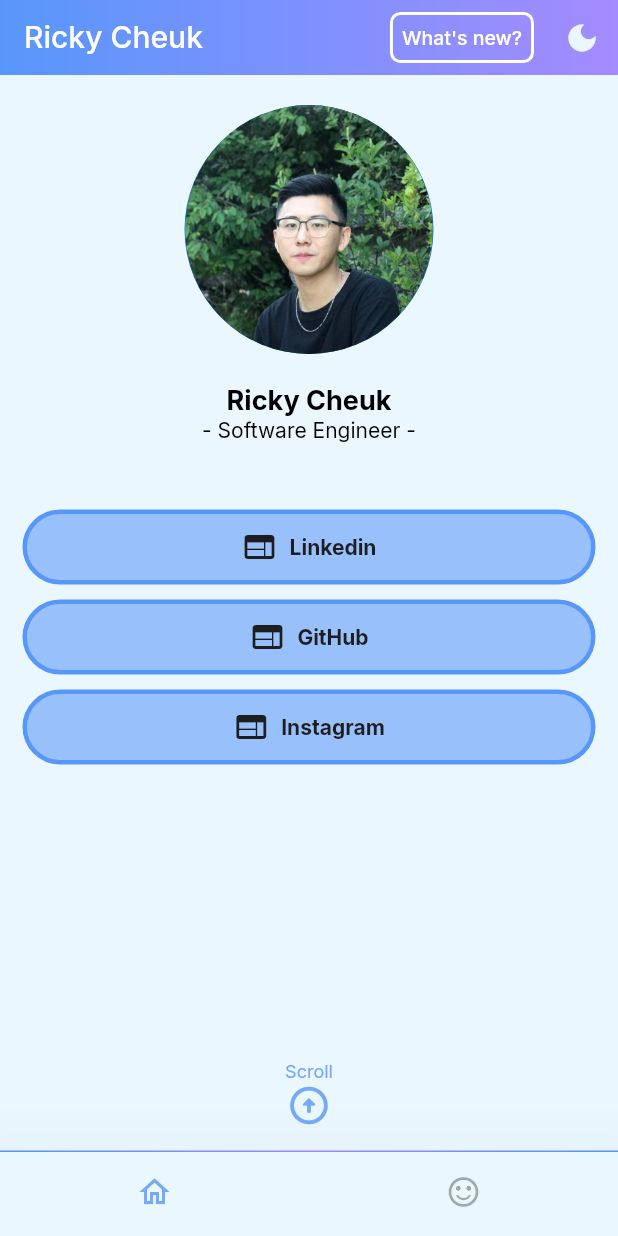
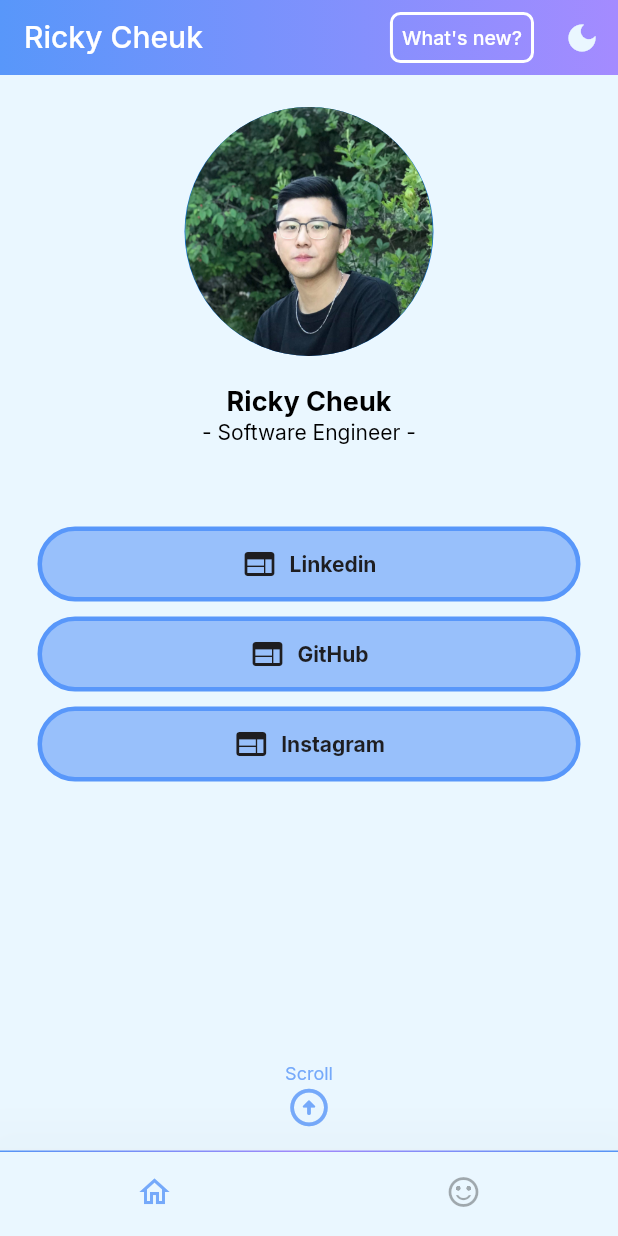
Before and after one commit to rickycheuk/my_web, a Flutter app: the screen it shows after launch, on a phone screen of 412 x 824 dp. Run offline on Flutter 3.47's test engine with Material 2 defaults, Android fonts, the phone set to English and light mode, and no system bars; drawn by our look-alikes of animated_text_kit; our stand-ins replace cloud_firestore, firebase_analytics, firebase_auth, firebase_core, google_fonts; missing offline and left inert: flutter_rounded_progress_bar; accounts and stored records are empty; network calls fail.

Commit message:
update about me page

```diff
--- a/lib/pages/home_page.dart
+++ b/lib/pages/home_page.dart
@@ -1,4 +1,5 @@
 import 'dart:math';
+import 'dart:ui';
 
 import 'package:animated_text_kit/animated_text_kit.dart';
 import 'package:flutter/material.dart';
@@ -36,14 +37,21 @@
     bool isScreenWide = MediaQuery.of(context).size.width >= MediaQuery.of(context).size.height;
     double width = MediaQuery.of(context).size.width;
     List<Widget> homeViewList = [
-      Flex(direction: Axis.horizontal, children: <Widget>[
-        ConstrainedBox(
+      Flex(
+          direction: isScreenWide ? Axis.horizontal : Axis.vertical,
+          mainAxisAlignment: MainAxisAlignment.center,
+          crossAxisAlignment: CrossAxisAlignment.center,
+          children: <Widget>[
+            Expanded(
+                child: ConstrainedBox(
                     constraints: BoxConstraints(
                       minWidth: isScreenWide ? 300 : 400,
                       maxWidth: isScreenWide ? 300 : 800,
                     ),
                     child: Flex(
                       direction: Axis.vertical, //isScreenWide ? Axis.horizontal : Axis.vertical,
+                      mainAxisAlignment: MainAxisAlignment.center,
+                      crossAxisAlignment: CrossAxisAlignment.center,
                       children: <Widget>[
                         Flexible(
                           flex: 3,
@@ -84,7 +92,8 @@
                         ),
                         Expanded(
                           flex: 4,
-                  child: SizedBox(
+                          child: Container(
+                              padding: const EdgeInsets.all(10),
                               width: isScreenWide ? MediaQuery.of(context).size.width : MediaQuery.of(context).size.width,
                               child: Align(
                                   alignment: isScreenWide
@@ -112,7 +121,8 @@
                                                     onPressed: () => launch(widget.links[index]),
                                                     icon: Icon(widget.icons[index], color: kSecondaryColor),
                                                     label: Text(widget.websiteNames[index],
-                                                style: const TextStyle(color: kSecondaryColor, fontWeight: FontWeight.bold)))));
+                                                        style:
+                                                            const TextStyle(color: kSecondaryColor, fontWeight: FontWeight.bold)))));
                                       }))),
                         ),
                         isScreenWide
@@ -127,7 +137,9 @@
                                   mainAxisSize: MainAxisSize.min,
                                   children: [
                                     AnimatedTextKit(repeatForever: true, animatedTexts: [
-                              FadeAnimatedText("Scroll", textStyle: const TextStyle(fontSize: 12, color: kPrimaryColor)),
+                                      FadeAnimatedText("Scroll",
+                                          duration: const Duration(milliseconds: 800),
+                                          textStyle: const TextStyle(fontSize: 12, color: kPrimaryColor)),
                                     ]),
                                     const Icon(
                                       Icons.arrow_circle_up_rounded,
@@ -138,13 +150,12 @@
                                   ],
                                 )),
                       ],
-            )),
+                    ))),
             isScreenWide
                 ? Expanded(flex: 3, child: aboutPage(isScreenWide, width, textColor))
                 : Container(
                     width: 0,
                     height: 0,
-                color: Colors.blue,
                   ),
           ]),
     ];
@@ -159,16 +170,20 @@
   Color textC = textColor as Color;
   return Container(
       alignment: Alignment.topCenter,
-      padding: const EdgeInsets.fromLTRB(30, 30, 30, 20),
-      decoration: BoxDecoration(
+      padding: const EdgeInsets.fromLTRB(20, 20, 20, 20),
+      decoration: const BoxDecoration(
         image: DecorationImage(
-          image: const AssetImage("assets/images/ricky_beach.jpeg"),
-          colorFilter: ColorFilter.mode(Colors.black.withOpacity(0.15), BlendMode.dstATop),
+          image: AssetImage("assets/images/ricky_beach.jpeg"),
           fit: BoxFit.cover,
         ),
       ),
+      child: Container(
+          decoration: BoxDecoration(
+              color: textC == kContentColorDarkTheme ? Colors.black.withOpacity(0.7) : Colors.white.withOpacity(0.7),
+              borderRadius: const BorderRadius.all(Radius.circular(10))),
           child: Flex(
             mainAxisAlignment: MainAxisAlignment.center,
+            crossAxisAlignment: CrossAxisAlignment.center,
             direction: isScreenWide ? Axis.horizontal : Axis.vertical,
             children: [
               Flexible(
@@ -223,12 +238,6 @@
                       ),
                     ))
                   ])),
-          // Flexible(
-          //     flex: isScreenWide? 4:2,
-          //     child: ClipRRect(
-          //       borderRadius: BorderRadius.circular(30),
-          //       child: Image.asset('assets/images/ricky_boston.jpg'),
-          //     )),
             ],
-      ));
+          )));
 }
```
Also changed, not shown: 1 other file. Lines whose indentation alone changed are shown as unchanged.
